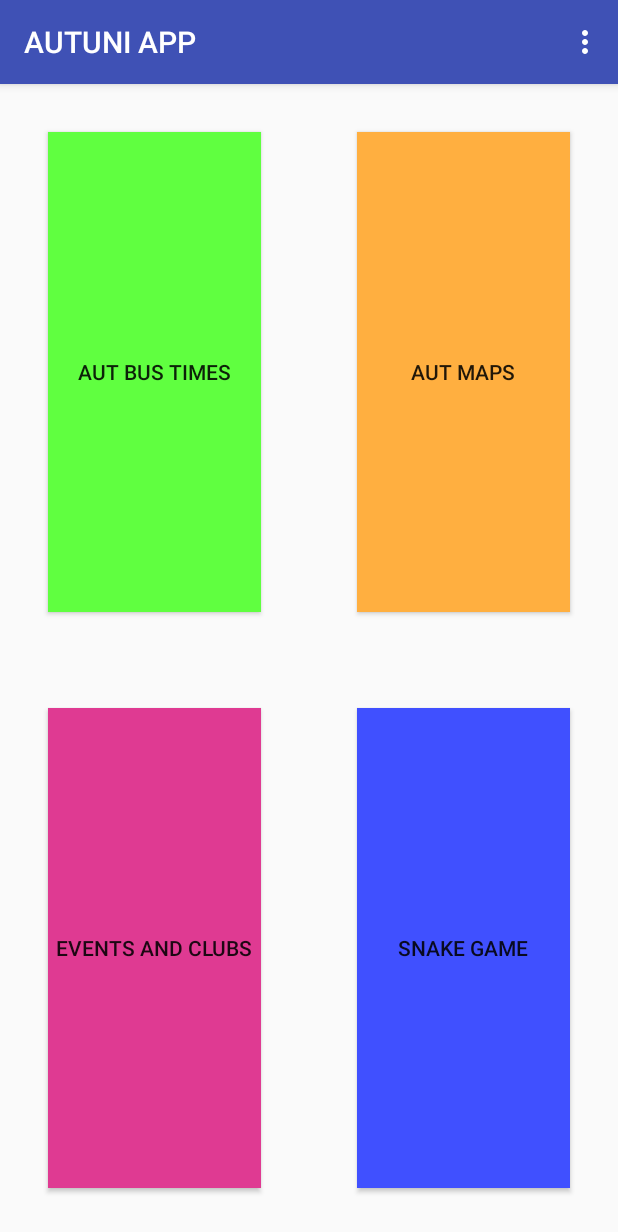
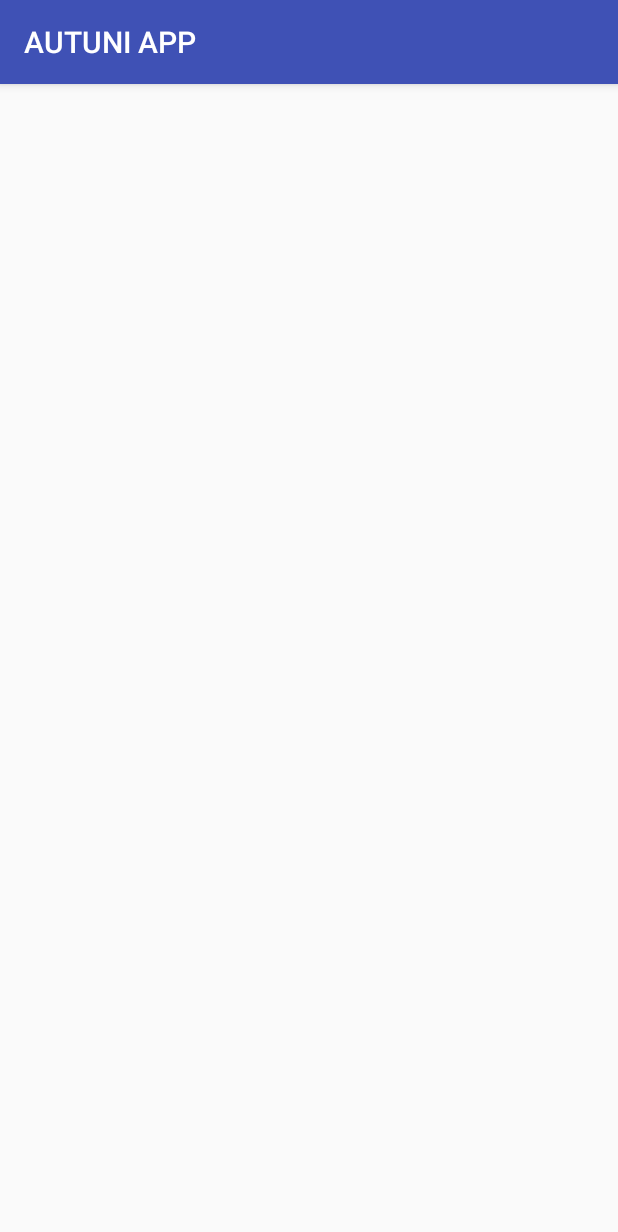
Before and after one commit to PhilipAUT/sdp2018, an Android app: the screen it shows after launch (MainMenu before the commit, Events after it), after a tap on "EVENTS AND CLUBS", on a phone screen of 412 x 824 dp. Shown: the top 1232 px of the screen. Run offline under Robolectric (Android 15) with nearby library versions, the phone set to English and light mode, and no system bars.

Commit message:
Created Events class & modified main for events

```diff
--- a/app/src/main/AndroidManifest.xml
+++ b/app/src/main/AndroidManifest.xml
@@ -47,6 +47,7 @@
                 android:name="android.support.PARENT_ACTIVITY"
                 android:value="com.aut.sdp2018.autuniapp.MainMenu" />
         </activity>
+        <activity android:name=".Events"></activity>
     </application>
 
 </manifest>
--- /dev/null
+++ b/app/src/main/java/com/aut/sdp2018/autuniapp/Events.java
@@ -0,0 +1,14 @@
+package com.aut.sdp2018.autuniapp;
+
+import android.support.v7.app.AppCompatActivity;
+import android.os.Bundle;
+
+public class Events extends AppCompatActivity {
+
+    @Override
+    protected void onCreate(Bundle savedInstanceState) {
+        super.onCreate(savedInstanceState);
+        setContentView(R.layout.activity_events);
+    }
+
+}
--- a/app/src/main/java/com/aut/sdp2018/autuniapp/MainMenu.java
+++ b/app/src/main/java/com/aut/sdp2018/autuniapp/MainMenu.java
@@ -30,6 +30,16 @@ public class MainMenu extends AppCompatActivity
         startActivity(autMap);
         System.out.println("Maps Clicked\n");
         System.out.println("##Maps opening...##");
+
+    }
+
+    // When clicked, opens the AUT Events component of the app.
+    public void openEventsActivity(View view)
+    {
+        Intent events = new Intent(this,Events.class);
+        startActivity(events);
+        System.out.println("Events Clicked\n");
+        System.out.println("Events opening...##");
 
     }
 
--- /dev/null
+++ b/app/src/main/res/layout/activity_events.xml
@@ -0,0 +1,9 @@
+<?xml version="1.0" encoding="utf-8"?>
+<android.support.constraint.ConstraintLayout xmlns:android="http://schemas.android.com/apk/res/android"
+    xmlns:app="http://schemas.android.com/apk/res-auto"
+    xmlns:tools="http://schemas.android.com/tools"
+    android:layout_width="match_parent"
+    android:layout_height="match_parent"
+    tools:context=".Events">
+
+</android.support.constraint.ConstraintLayout>
--- a/app/src/main/res/layout/activity_main_menu.xml
+++ b/app/src/main/res/layout/activity_main_menu.xml
@@ -47,7 +47,7 @@
         android:layout_marginStart="32dp"
         android:layout_marginTop="32dp"
         android:background="@color/eventColour"
-        android:onClick="comingSoon"
+        android:onClick="openEventsActivity"
         android:text="@string/event_button"
         app:layout_constraintBottom_toBottomOf="parent"
         app:layout_constraintEnd_toStartOf="@+id/button4"
```
